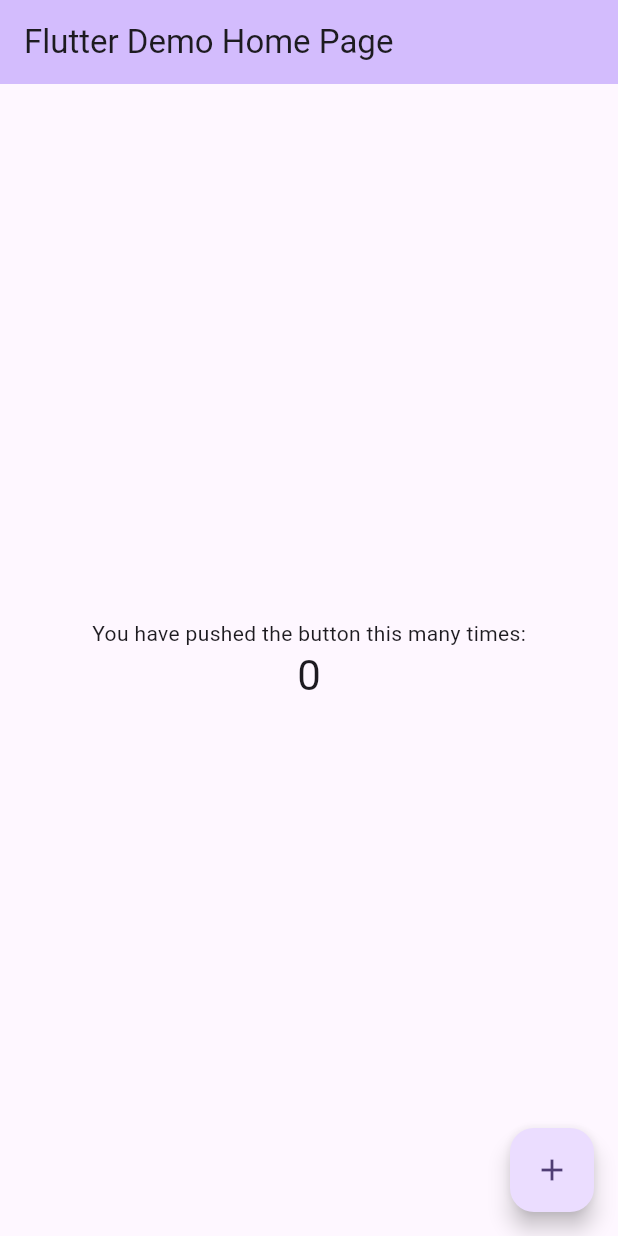
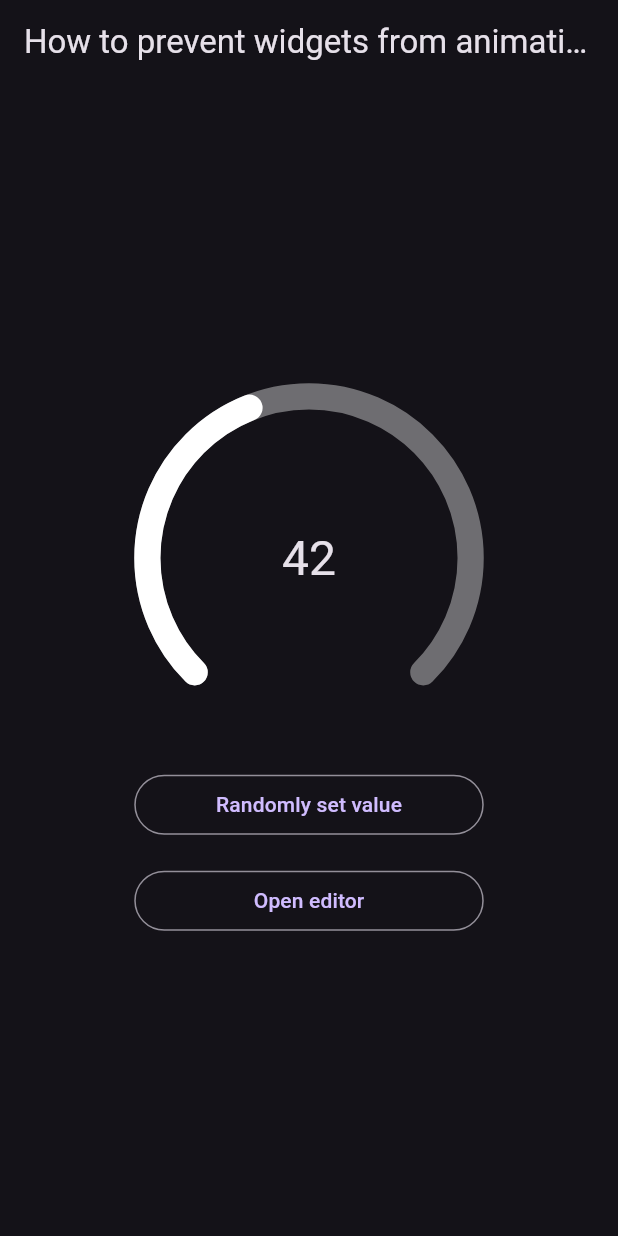
Before and after one commit to pierremrtn/flutter_articles, a Flutter app: the screen it shows after launch, on a phone screen of 412 x 824 dp. Run offline on Flutter 3.47's test engine with Material 2 defaults, Android fonts, the phone set to English and light mode, and no system bars; our stand-ins replace bloc, flutter_bloc, rxdart.

Commit message:
implment the example

```diff
--- a/how_to_prevent_widgets_from_animating_offscreen/analysis_options.yaml
+++ b/how_to_prevent_widgets_from_animating_offscreen/analysis_options.yaml
@@ -22,7 +22,7 @@ linter:
   # producing the lint.
   rules:
     # avoid_print: false  # Uncomment to disable the `avoid_print` rule
-    # prefer_single_quotes: true  # Uncomment to enable the `prefer_single_quotes` rule
+    prefer_single_quotes: true  # Uncomment to enable the `prefer_single_quotes` rule
 
 # Additional information about this file can be found at
 # https://dart.dev/guides/language/analysis-options
--- /dev/null
+++ b/how_to_prevent_widgets_from_animating_offscreen/lib/business_logic.dart
@@ -0,0 +1,22 @@
+import 'dart:async';
+
+import 'package:rxdart/rxdart.dart';
+
+class BusinessLogic {
+  static final BusinessLogic instance = BusinessLogic._();
+
+  BusinessLogic._();
+
+  final _subject = BehaviorSubject.seeded(42);
+
+  int get value => _subject.value;
+
+  set value(int newValue) {
+    newValue = newValue.clamp(0, 100);
+    if (newValue != value) {
+      _subject.value = newValue;
+    }
+  }
+
+  Stream<int> get valueStream => _subject.stream;
+}
--- /dev/null
+++ b/how_to_prevent_widgets_from_animating_offscreen/lib/counter.dart
@@ -0,0 +1,277 @@
+import 'dart:math';
+
+import 'package:flutter/material.dart';
+import 'package:flutter_bloc/flutter_bloc.dart';
+import 'package:how_to_prevent_widgets_from_animating_offscreen/business_logic.dart';
+
+import 'counter_bloc.dart';
+import 'main.dart';
+
+const _duration = Duration(seconds: 1);
+const _curve = Curves.easeInOut;
+
+class CounterPage extends StatelessWidget {
+  const CounterPage({
+    super.key,
+  });
+
+  void _openEditor(BuildContext context) {
+    Navigator.of(context).pushNamed('/editor');
+  }
+
+  void _randomlySetValue() {
+    final newValue = (Random().nextDouble() * 100).round();
+    BusinessLogic.instance.value = newValue;
+  }
+
+  @override
+  Widget build(BuildContext context) {
+    return BlocProvider(
+      create: (context) => CounterBloc()..add(CounterEvent.started),
+      child: Scaffold(
+        appBar: AppBar(
+          title: const Text('How to prevent widgets from animating offscreen'),
+        ),
+        body: Center(
+          child: Column(
+            crossAxisAlignment: CrossAxisAlignment.center,
+            mainAxisAlignment: MainAxisAlignment.center,
+            children: [
+              const SizedBox(
+                width: 233,
+                height: 233,
+                child: _CounterConsumer(),
+              ),
+              const SizedBox(height: 24),
+              SizedBox(
+                width: 233,
+                child: Column(
+                  crossAxisAlignment: CrossAxisAlignment.stretch,
+                  children: [
+                    OutlinedButton(
+                      onPressed: _randomlySetValue,
+                      child: const Text('Randomly set value'),
+                    ),
+                    const SizedBox(height: 16),
+                    OutlinedButton(
+                      onPressed: () => _openEditor(context),
+                      child: const Text('Open editor'),
+                    ),
+                  ],
+                ),
+              ),
+            ],
+          ),
+        ),
+      ),
+    );
+  }
+}
+
+class _CounterConsumer extends StatelessWidget {
+  const _CounterConsumer();
+
+  @override
+  Widget build(BuildContext context) {
+    final value = context.select((CounterBloc bloc) => bloc.state);
+    return _UpdateOnlyWhenVisible(
+      value: value,
+    );
+  }
+}
+
+class _UpdateOnlyWhenVisible extends StatefulWidget {
+  const _UpdateOnlyWhenVisible({
+    required this.value,
+  });
+  final int value;
+
+  @override
+  _UpdateOnlyWhenVisibleState createState() => _UpdateOnlyWhenVisibleState();
+}
+
+class _UpdateOnlyWhenVisibleState extends State<_UpdateOnlyWhenVisible>
+    with RouteAware {
+  late int _effectiveValue = widget.value;
+  bool _visible = true;
+
+  @override
+  void didChangeDependencies() {
+    super.didChangeDependencies();
+    routeObserver.subscribe(this, ModalRoute.of(context)!);
+  }
+
+  @override
+  void didUpdateWidget(old) {
+    super.didUpdateWidget(old);
+    if (_visible) {
+      _effectiveValue = widget.value;
+    }
+  }
+
+  @override
+  void dispose() {
+    routeObserver.unsubscribe(this);
+    super.dispose();
+  }
+
+  @override
+  void didPushNext() {
+    _visible = false;
+  }
+
+  @override
+  void didPopNext() {
+    _visible = true;
+    if (_effectiveValue != widget.value) {
+      setState(() {
+        _effectiveValue = widget.value;
+      });
+    }
+  }
+
+  @override
+  Widget build(BuildContext context) {
+    return _AnimatedCounter(
+      max: 100,
+      value: _effectiveValue,
+    );
+  }
+}
+
+class _AnimatedCounter extends ImplicitlyAnimatedWidget {
+  const _AnimatedCounter({
+    required this.max,
+    required this.value,
+  }) : super(
+          duration: _duration,
+          curve: _curve,
+        );
+
+  final int max;
+  final int value;
+
+  @override
+  _AnimatedMainIndicatorState createState() => _AnimatedMainIndicatorState();
+}
+
+class _AnimatedMainIndicatorState
+    extends ImplicitlyAnimatedWidgetState<_AnimatedCounter> with RouteAware {
+  @override
+  void forEachTween(TweenVisitor<dynamic> visitor) {
+    _valueTween = visitor(
+      _valueTween,
+      widget.value,
+      (dynamic value) => IntTween(begin: value),
+    ) as IntTween?;
+  }
+
+  IntTween? _valueTween;
+
+  @override
+  Widget build(BuildContext context) {
+    return AnimatedBuilder(
+      animation: animation,
+      builder: (_, __) {
+        final value = _valueTween?.evaluate(animation) ?? 0;
+        return _Counter(
+          arcValue: (value / widget.max.toDouble()).clamp(0, 1),
+          text: value.round().toString(),
+        );
+      },
+    );
+  }
+}
+
+class _Counter extends StatelessWidget {
+  const _Counter({
+    required this.arcValue,
+    required this.text,
+  });
+
+  final double arcValue;
+  final String text;
+
+  @override
+  Widget build(BuildContext context) {
+    return Stack(
+      alignment: Alignment.center,
+      children: [
+        _ArcBar(value: arcValue),
+        Center(
+          child: Text(
+            text,
+            style: Theme.of(context).textTheme.headlineLarge,
+          ),
+        ),
+      ],
+    );
+  }
+}
+
+class _ArcBar extends StatelessWidget {
+  const _ArcBar({
+    required this.value,
+  });
+
+  final double value;
+
+  @override
+  Widget build(BuildContext context) {
+    return CustomPaint(
+      painter: _ArcBarPainter(
+        backgroundColor: Colors.white38,
+        foregroundColor: Colors.white,
+        value: value,
+      ),
+      child: const AspectRatio(aspectRatio: 1),
+    );
+  }
+}
+
+class _ArcBarPainter extends CustomPainter {
+  _ArcBarPainter({
+    required this.foregroundColor,
+    required this.backgroundColor,
+    required this.value,
+  });
+
+  final Color foregroundColor;
+  final Color backgroundColor;
+  final double value;
+
+  @override
+  void paint(Canvas canvas, Size size) {
+    final thickness = (size.width / 2) * .15;
+    final paint = Paint()
+      ..style = PaintingStyle.stroke
+      ..strokeWidth = thickness
+      ..strokeCap = StrokeCap.round;
+    const sweep = 1.5 * pi;
+    final foregroundSweep = sweep * value;
+    final rect = Offset(thickness / 2, thickness / 2) &
+        Size(size.width - thickness, size.height - thickness);
+    canvas.drawArc(
+      rect,
+      (3 * pi) / 4,
+      sweep,
+      false,
+      paint..color = backgroundColor,
+    );
+
+    canvas.drawArc(
+      rect,
+      (3 * pi) / 4,
+      foregroundSweep,
+      false,
+      paint..color = foregroundColor,
+    );
+  }
+
+  @override
+  bool shouldRepaint(_ArcBarPainter oldDelegate) {
+    return oldDelegate.value != value ||
+        oldDelegate.foregroundColor != foregroundColor ||
+        oldDelegate.backgroundColor != backgroundColor;
+  }
+}
--- /dev/null
+++ b/how_to_prevent_widgets_from_animating_offscreen/lib/counter_bloc.dart
@@ -0,0 +1,19 @@
+import 'package:bloc/bloc.dart';
+import 'package:how_to_prevent_widgets_from_animating_offscreen/business_logic.dart';
+
+enum CounterEvent {
+  started;
+}
+
+class CounterBloc extends Bloc<CounterEvent, int> {
+  CounterBloc() : super(BusinessLogic.instance.value) {
+    on<CounterEvent>(
+      (event, emit) => emit.forEach(
+        BusinessLogic.instance.valueStream,
+        onData: (newValue) {
+          return newValue;
+        },
+      ),
+    );
+  }
+}
--- a/how_to_prevent_widgets_from_animating_offscreen/lib/main.dart
+++ b/how_to_prevent_widgets_from_animating_offscreen/lib/main.dart
@@ -1,125 +1,28 @@
 import 'package:flutter/material.dart';
+import 'package:how_to_prevent_widgets_from_animating_offscreen/editor.dart';
+
+import 'counter.dart';
 
 void main() {
-  runApp(const MyApp());
+  runApp(const HowToPreventWidgetsfromAnimatingOffscreen());
 }
 
-class MyApp extends StatelessWidget {
-  const MyApp({super.key});
+final routeObserver = RouteObserver();
 
-  // This widget is the root of your application.
+class HowToPreventWidgetsfromAnimatingOffscreen extends StatelessWidget {
+  const HowToPreventWidgetsfromAnimatingOffscreen({super.key});
+
   @override
   Widget build(BuildContext context) {
     return MaterialApp(
-      title: 'Flutter Demo',
-      theme: ThemeData(
-        // This is the theme of your application.
-        //
-        // TRY THIS: Try running your application with "flutter run". You'll see
-        // the application has a blue toolbar. Then, without quitting the app,
-        // try changing the seedColor in the colorScheme below to Colors.green
-        // and then invoke "hot reload" (save your changes or press the "hot
-        // reload" button in a Flutter-supported IDE, or press "r" if you used
-        // the command line to start the app).
-        //
-        // Notice that the counter didn't reset back to zero; the application
-        // state is not lost during the reload. To reset the state, use hot
-        // restart instead.
-        //
-        // This works for code too, not just values: Most code changes can be
-        // tested with just a hot reload.
-        colorScheme: ColorScheme.fromSeed(seedColor: Colors.deepPurple),
-        useMaterial3: true,
-      ),
-      home: const MyHomePage(title: 'Flutter Demo Home Page'),
+      theme: ThemeData.dark(useMaterial3: true),
+      title: 'How to prevent widgets from animating offscreen',
+      navigatorObservers: [routeObserver],
+      initialRoute: '/',
+      routes: {
+        '/': (context) => const CounterPage(),
+        '/editor': (context) => const EditorPage(),
+      },
     );
   }
 }
-
-class MyHomePage extends StatefulWidget {
-  const MyHomePage({super.key, required this.title});
-
-  // This widget is the home page of your application. It is stateful, meaning
-  // that it has a State object (defined below) that contains fields that affect
-  // how it looks.
-
-  // This class is the configuration for the state. It holds the values (in this
-  // case the title) provided by the parent (in this case the App widget) and
-  // used by the build method of the State. Fields in a Widget subclass are
-  // always marked "final".
-
-  final String title;
-
-  @override
-  State<MyHomePage> createState() => _MyHomePageState();
-}
-
-class _MyHomePageState extends State<MyHomePage> {
-  int _counter = 0;
-
-  void _incrementCounter() {
-    setState(() {
-      // This call to setState tells the Flutter framework that something has
-      // changed in this State, which causes it to rerun the build method below
-      // so that the display can reflect the updated values. If we changed
-      // _counter without calling setState(), then the build method would not be
-      // called again, and so nothing would appear to happen.
-      _counter++;
-    });
-  }
-
-  @override
-  Widget build(BuildContext context) {
-    // This method is rerun every time setState is called, for instance as done
-    // by the _incrementCounter method above.
-    //
-    // The Flutter framework has been optimized to make rerunning build methods
-    // fast, so that you can just rebuild anything that needs updating rather
-    // than having to individually change instances of widgets.
-    return Scaffold(
-      appBar: AppBar(
-        // TRY THIS: Try changing the color here to a specific color (to
-        // Colors.amber, perhaps?) and trigger a hot reload to see the AppBar
-        // change color while the other colors stay the same.
-        backgroundColor: Theme.of(context).colorScheme.inversePrimary,
-        // Here we take the value from the MyHomePage object that was created by
-        // the App.build method, and use it to set our appbar title.
-        title: Text(widget.title),
-      ),
-      body: Center(
-        // Center is a layout widget. It takes a single child and positions it
-        // in the middle of the parent.
-        child: Column(
-          // Column is also a layout widget. It takes a list of children and
-          // arranges them vertically. By default, it sizes itself to fit its
-          // children horizontally, and tries to be as tall as its parent.
-          //
-          // Column has various properties to control how it sizes itself and
-          // how it positions its children. Here we use mainAxisAlignment to
-          // center the children vertically; the main axis here is the vertical
-          // axis because Columns are vertical (the cross axis would be
-          // horizontal).
-          //
-          // TRY THIS: Invoke "debug painting" (choose the "Toggle Debug Paint"
-          // action in the IDE, or press "p" in the console), to see the
-          // wireframe for each widget.
-          mainAxisAlignment: MainAxisAlignment.center,
-          children: <Widget>[
-            const Text(
-              'You have pushed the button this many times:',
-            ),
-            Text(
-              '$_counter',
-              style: Theme.of(context).textTheme.headlineMedium,
-            ),
-          ],
-        ),
-      ),
-      floatingActionButton: FloatingActionButton(
-        onPressed: _incrementCounter,
-        tooltip: 'Increment',
-        child: const Icon(Icons.add),
-      ), // This trailing comma makes auto-formatting nicer for build methods.
-    );
-  }
-}
--- a/how_to_prevent_widgets_from_animating_offscreen/pubspec.yaml
+++ b/how_to_prevent_widgets_from_animating_offscreen/pubspec.yaml
@@ -35,6 +35,9 @@ dependencies:
   # The following adds the Cupertino Icons font to your application.
   # Use with the CupertinoIcons class for iOS style icons.
   cupertino_icons: ^1.0.2
+  rxdart: ^0.27.7
+  bloc: ^8.1.2
+  flutter_bloc: ^8.1.3
 
 dev_dependencies:
   flutter_test:
```
Also changed, not shown: how_to_prevent_widgets_from_animating_offscreen/lib/editor.dart (added, +47 -0 lines), how_to_prevent_widgets_from_animating_offscreen/pubspec.lock, 1 other file.
